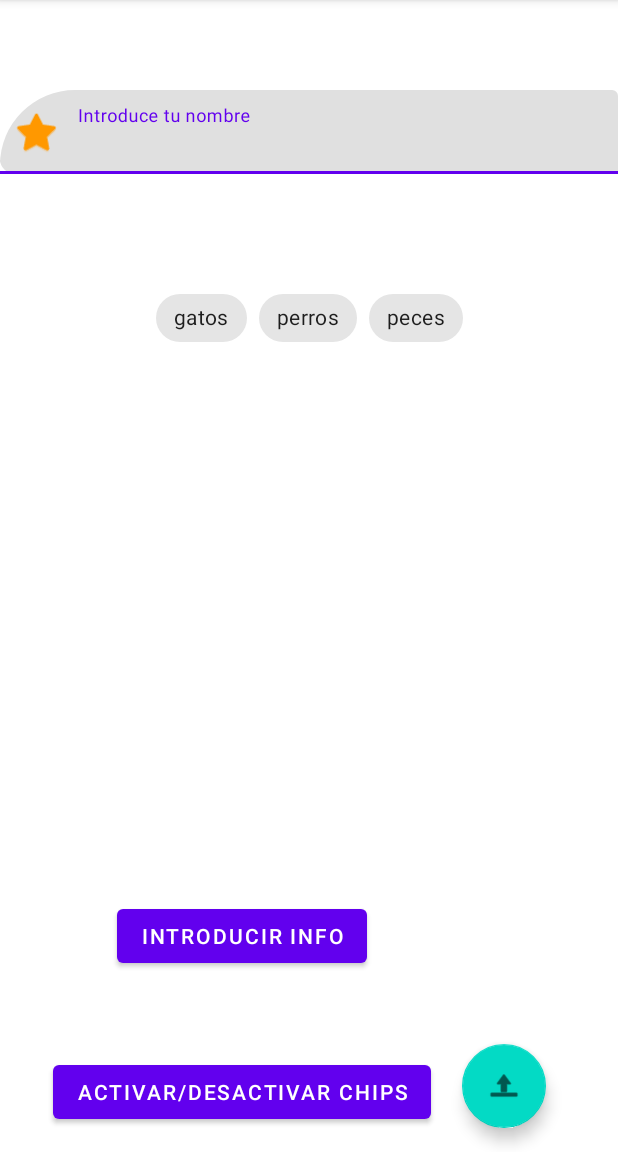
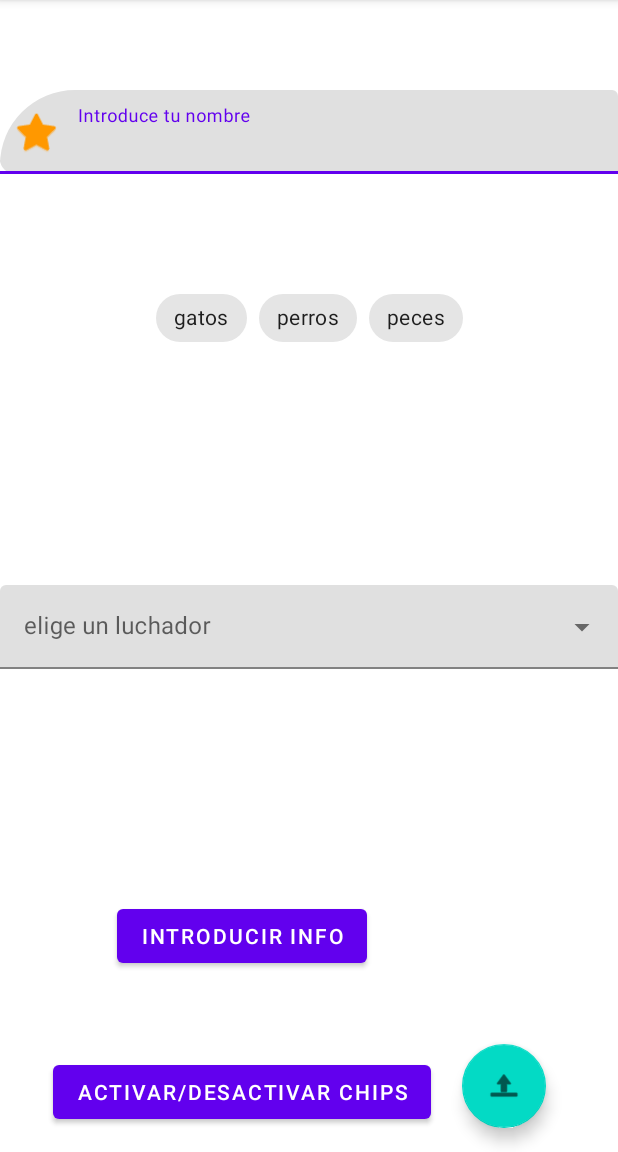
Before and after one commit to ANavarro96/PMM, an Android app: the screen it shows after launch (MainActivity), on a phone screen of 412 x 824 dp, the part 84-1236 px from its top. Run offline under Robolectric (Android 15) with nearby library versions, the phone set to English and light mode, and no system bars; libraries missing offline, so code that uses them is left out: com.afollestad.materialdialogs.

Commit message:
Add comments and an AutoCompleteTextView example

```diff
--- a/MaterialDesignEjemplo/app/src/main/java/com/example/materialdesignejemplo/MainActivity.java
+++ b/MaterialDesignEjemplo/app/src/main/java/com/example/materialdesignejemplo/MainActivity.java
@@ -8,7 +8,9 @@ import android.content.DialogInterface;
 import android.os.Bundle;
 import android.view.LayoutInflater;
 import android.view.View;
+import android.widget.AdapterView;
 import android.widget.ArrayAdapter;
+import android.widget.AutoCompleteTextView;
 import android.widget.Button;
 import android.widget.EditText;
 import android.widget.TextView;
@@ -19,6 +21,7 @@ import com.google.android.material.chip.Chip;
 import com.google.android.material.chip.ChipGroup;
 import com.google.android.material.dialog.MaterialAlertDialogBuilder;
 import com.google.android.material.floatingactionbutton.FloatingActionButton;
+import com.google.android.material.snackbar.BaseTransientBottomBar;
 import com.google.android.material.snackbar.Snackbar;
 import com.google.android.material.textfield.TextInputEditText;
 
@@ -34,11 +37,14 @@ public class MainActivity extends AppCompatActivity {
 
     FloatingActionButton fab;
     TextInputEditText texto;
+    AutoCompleteTextView textoDesplegable;
     ConstraintLayout cl;
     Button botonChips,botonInput;
     ChipGroup chipGroup;
     Chip perros,gatos,peces;
     View layoutDialogo;
+    ArrayList<String> luchadores = new ArrayList<>(Arrays.asList("John Cena","The Rock","Undertaker"));
+
 
 
     @Override
@@ -56,6 +62,28 @@ public class MainActivity extends AppCompatActivity {
         gatos = findViewById(R.id.gatos);
         peces = findViewById(R.id.peces);
 
+        textoDesplegable = findViewById(R.id.luchadores);
+        ArrayAdapter<String> adaptador = new ArrayAdapter<>(this, android.R.layout.simple_spinner_item,luchadores);
+        textoDesplegable.setAdapter(adaptador);
+        textoDesplegable.setSelection(0);
+
+        /*
+         * El AutoCompleteText implementa el evento setOnItemClickListener
+         */
+        textoDesplegable.setOnItemClickListener(new AdapterView.OnItemClickListener() {
+            @Override
+            public void onItemClick(AdapterView<?> parent, View view, int position, long id) {
+                if(position == 0){
+                    Snackbar.make(cl,"MY TIME IS UP MY TIME IS NOW", BaseTransientBottomBar.LENGTH_LONG).show();
+                }
+                else if(position == 1){
+                    Snackbar.make(cl,"DO YOU SMELL?", BaseTransientBottomBar.LENGTH_SHORT).show();
+                }
+                else {
+                    Snackbar.make(cl,"GONGGGGGG", BaseTransientBottomBar.LENGTH_INDEFINITE).show();
+                }
+            }
+        });
 
         botonChips.setOnClickListener(new View.OnClickListener() {
             @Override
@@ -67,18 +95,20 @@ public class MainActivity extends AppCompatActivity {
 
                 MaterialAlertDialogBuilder dialogo = new MaterialAlertDialogBuilder(MainActivity.this);
                 dialogo.setTitle("Ejemplo selección");
+                /*
+                 * Al método setMultipleChoiceItems tenemos que pasarle la lista de elementos, un array de booleanos
+                 * indicando el estado de cada elemento (pulsado o no), y la función capturadora,
+                 * la cual recibe el botón pulsado (which) y su estado (isChecked)
+                 */
                 dialogo.setMultiChoiceItems(lista, seleccionados, new DialogInterface.OnMultiChoiceClickListener() {
                     @Override
                     public void onClick(DialogInterface dialog, int which, boolean isChecked) {
-                        if(which == 0){
+                        if(which == 0)
                             perros.setChecked(isChecked);
-
-                        }
                         else if (which == 1)
                             gatos.setChecked(isChecked);
                         else
                             peces.setChecked(isChecked);
-                        System.out.println(which + "");
                     }
                 });
                 dialogo.show();
@@ -89,9 +119,15 @@ public class MainActivity extends AppCompatActivity {
         fab.setOnClickListener(new View.OnClickListener() {
             @Override
             public void onClick(View v) {
-
-
-
+                /*
+                 * Esta es la implementación más sencilla de un dialogo.
+                 * Title: Título del dialogo
+                 * Icon: Icono que aparece junto al mismo
+                 * Message: El mensaje textual del dialogo
+                 * PossitiveButton y NegativeButton, las acciones que representa el dialogo (
+                 * OK y CANCELAR, SEGUIR Y PARAR...). Ambos van junto a una función capturadora
+                 * (OnClickListener) .
+                 */
                 MaterialAlertDialogBuilder dialogo = new MaterialAlertDialogBuilder(MainActivity.this);
                 dialogo.setIcon(R.drawable.the_stone);
                 dialogo.setTitle("Ejemplo de dialogo");
@@ -122,6 +158,10 @@ public class MainActivity extends AppCompatActivity {
         botonInput.setOnClickListener(new View.OnClickListener() {
             @Override
             public void onClick(View v) {
+                /*
+                 * Esta implementación de un dialogo usa una interfaz propia (R.layout.dialogo)
+                 * Para acceder a los componentes de dicha interfaz primero hay que inflarla.
+                 */
                 layoutDialogo = LayoutInflater.from(MainActivity.this)
                         .inflate(R.layout.layoutdialogo, null, false);
                 MaterialAlertDialogBuilder dialogo = new MaterialAlertDialogBuilder(MainActivity.this);
@@ -130,10 +170,7 @@ public class MainActivity extends AppCompatActivity {
                 dialogo.setPositiveButton("OK", new DialogInterface.OnClickListener() {
                     @Override
                     public void onClick(DialogInterface dialog, int which) {
-
                         TextInputEditText edad = layoutDialogo.findViewById(R.id.edad);
-                        System.out.println(edad.getText().toString() + "dddds");
-                        TextView texto = layoutDialogo.findViewById(R.id.textView);
                         Snackbar.make(cl,"No sabía que tenías " + edad.getText().toString() + " años!", Snackbar.LENGTH_SHORT)
                                 .show();
                     }
--- a/MaterialDesignEjemplo/app/src/main/res/layout/activity_main.xml
+++ b/MaterialDesignEjemplo/app/src/main/res/layout/activity_main.xml
@@ -92,4 +92,21 @@
         app:layout_constraintHorizontal_bias="0.636"
         app:layout_constraintStart_toStartOf="parent" />
 
+    <com.google.android.material.textfield.TextInputLayout
+        style="@style/Widget.MaterialComponents.TextInputLayout.FilledBox.ExposedDropdownMenu"
+        android:layout_width="0dp"
+        android:layout_height="wrap_content"
+        app:layout_constraintBottom_toTopOf="@+id/botonInput"
+        app:layout_constraintEnd_toEndOf="parent"
+        app:layout_constraintStart_toStartOf="parent"
+        app:layout_constraintTop_toBottomOf="@+id/grupoChip">
+
+        <AutoCompleteTextView
+            android:id="@+id/luchadores"
+            android:layout_width="match_parent"
+            android:layout_height="wrap_content"
+            android:hint="elige un luchador"
+            android:inputType="none" />
+    </com.google.android.material.textfield.TextInputLayout>
+
 </androidx.constraintlayout.widget.ConstraintLayout>
```
